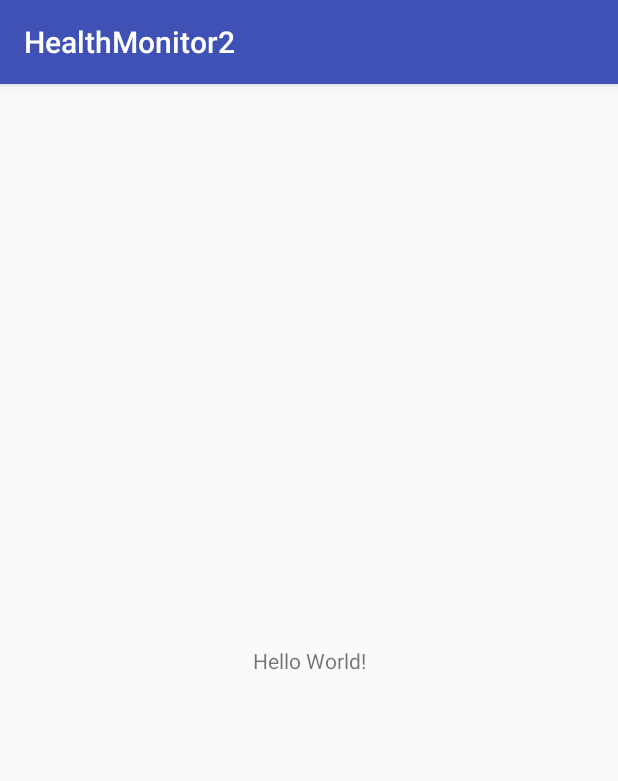
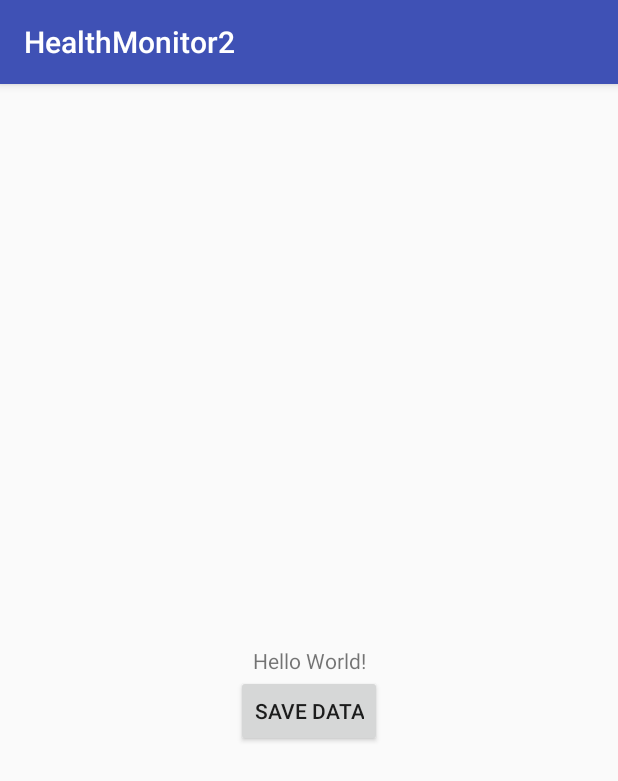
Before and after one commit to jerryliu3/HealthTracker, an Android app: the screen it shows after launch (MainActivity), on a phone screen of 412 x 824 dp. Shown: the top 781 px of the screen. Run offline under Robolectric (Android 15) with nearby library versions, the phone set to English and light mode, and no system bars; 7 statements that could not run were skipped.

Commit message:
Add data saving on mobile

```diff
--- a/mobile/src/main/res/layout/activity_main.xml
+++ b/mobile/src/main/res/layout/activity_main.xml
@@ -16,4 +16,14 @@
         app:layout_constraintRight_toRightOf="parent"
         app:layout_constraintTop_toTopOf="parent" />
 
+    <Button
+        android:layout_width="wrap_content"
+        android:layout_height="wrap_content"
+        android:text="Save Data"
+        android:onClick="saveData"
+        android:id = "@+id/save"
+        app:layout_constraintTop_toBottomOf="@id/helloworld"
+        app:layout_constraintLeft_toLeftOf="parent"
+        app:layout_constraintRight_toRightOf="parent" />
+
 </android.support.constraint.ConstraintLayout>
```
Also changed, not shown: mobile/src/main/AndroidManifest.xml (+11 -0 lines), mobile/src/main/java/com/example/jerry/healthmonitor2/ListenerService.java (deleted, +0 -18 lines), mobile/src/main/java/com/example/jerry/healthmonitor2/MainActivity.java (+50 -1 lines).
